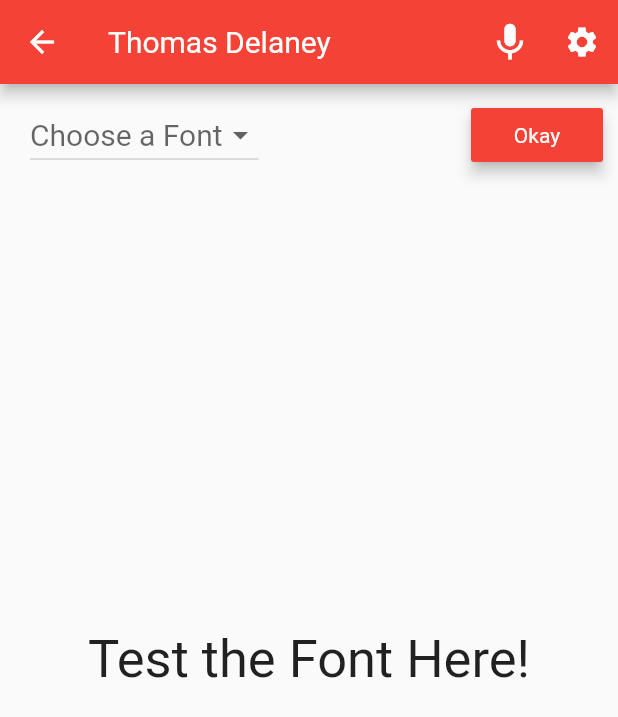
After one commit to ThomasDelaney/athena_prototype, a Flutter app: the FontSettings screen opened directly, on a phone screen of 412 x 824 dp. The commit adds this screen. Shown: the top 717 px of the screen. Run offline on Flutter 3.47's test engine with Material 2 defaults, Android fonts, the phone set to English and light mode, and no system bars; our stand-ins replace cached_network_image, dio, file_picker, flutter_swiper, image_picker, photo_view and 2 more; missing offline and left inert: flutter_sound; accounts and stored records are empty.

Commit message:
UI changes and font can be changed, back end can facilitate change

```diff
--- /dev/null
+++ b/my_school_life_prototype/lib/font_settings.dart
@@ -0,0 +1,109 @@
+import 'package:flutter/material.dart';
+import 'package:flutter/services.dart';
+
+
+class FontSettings extends StatefulWidget {
+  @override
+  _FontSettingsState createState() => _FontSettingsState();
+}
+
+class _FontSettingsState extends State<FontSettings> {
+
+  String currentFont = "";
+
+  @override
+  Widget build(BuildContext context) {
+
+    bool recording = false;
+
+    print(currentFont);
+
+    final page = Scaffold(
+        endDrawer: new Drawer(
+          child: ListView(
+            // Important: Remove any padding from the ListView.
+            padding: EdgeInsets.zero,
+            children: <Widget>[
+              DrawerHeader(
+                child: Text('Settings', style: TextStyle(fontSize: 25.0)),
+                decoration: BoxDecoration(
+                  color: Colors.red,
+                ),
+              ),
+              ListTile(
+                leading: Icon(Icons.font_download),
+                title: Text('Fonts', style: TextStyle(fontSize: 20.0)),
+                onTap: () {
+                  Navigator.push(context, MaterialPageRoute(builder: (context) => FontSettings()));
+                },
+              ),
+            ],
+          ),
+        ),
+        appBar: new AppBar(
+          title: new Text("Thomas Delaney"),
+          actions: recording ? <Widget>[
+            // action button
+            IconButton(
+              icon: Icon(Icons.close),
+              iconSize: 30.0,
+              onPressed: () => null,
+            ),
+          ] : <Widget>[
+            // action button
+            IconButton(
+              icon: Icon(Icons.mic),
+              iconSize: 30.0,
+              onPressed: () => null,
+            ),
+            Builder(
+              builder: (context) => IconButton(
+                icon: Icon(Icons.settings),
+                onPressed: () => Scaffold.of(context).openEndDrawer(),
+              ),
+            ),
+          ],
+        ),
+        body: LayoutBuilder(
+          builder: (context, constraints) =>
+          new Stack(
+            children: <Widget>[
+              new Container(
+                alignment: Alignment.topLeft,
+                padding: EdgeInsets.fromLTRB(20.0, 10.0, 0.0, 0.0),
+                child: new DropdownButton<String>(
+                  value: this.currentFont == "" ? null : this.currentFont,
+                  hint: new Text("Choose a Font", style: TextStyle(fontSize: 20.0)),
+                  items: <String>['Roboto', 'NotoSansTC', 'Montserrat'].map((String value) {
+                    return new DropdownMenuItem<String>(
+                      value: value,
+                      child: new Text(value,  style: TextStyle(fontSize: 20.0)),
+                    );
+                  }).toList(),
+                  onChanged: (String val){
+                    setState(() {this.currentFont = val;});
+                  },
+                ),
+              ),
+              new Container(alignment: Alignment.center, child: Text("Test the Font Here!", style: TextStyle(fontFamily: this.currentFont, fontSize: 35.0))),
+              new Container(
+                  padding: EdgeInsets.all(10.0),
+                  alignment: Alignment.topRight,
+                  child: new RaisedButton(
+                    child: const Text('Okay', style: TextStyle(color: Colors.white)),
+                    color: Theme.of(context).accentColor,
+                    elevation: 4.0,
+                    splashColor: Colors.blueGrey,
+                    onPressed: () {
+
+                    },
+                  )
+              ),
+            ],
+          ),
+        )
+    );
+
+    return page;
+  }
+}
```
Also changed, not shown: my_school_life_prototype/lib/home_page.dart (+36 -23 lines), my_school_life_prototype/pubspec.yaml (+20 -4 lines), my_school_life_prototype/assets/fonts/Montserrat-Bold.ttf (added), my_school_life_prototype/assets/fonts/Montserrat-Italic.ttf (added), my_school_life_prototype/assets/fonts/Montserrat-Regular.ttf (added), my_school_life_prototype/assets/fonts/Roboto-Bold.ttf (added), my_school_life_prototype/assets/fonts/Roboto-Italic.ttf (added), my_school_life_prototype/assets/fonts/Roboto-Regular.ttf (added), my_school_life_prototype/assets/loading.gif (deleted), 3 other files.
